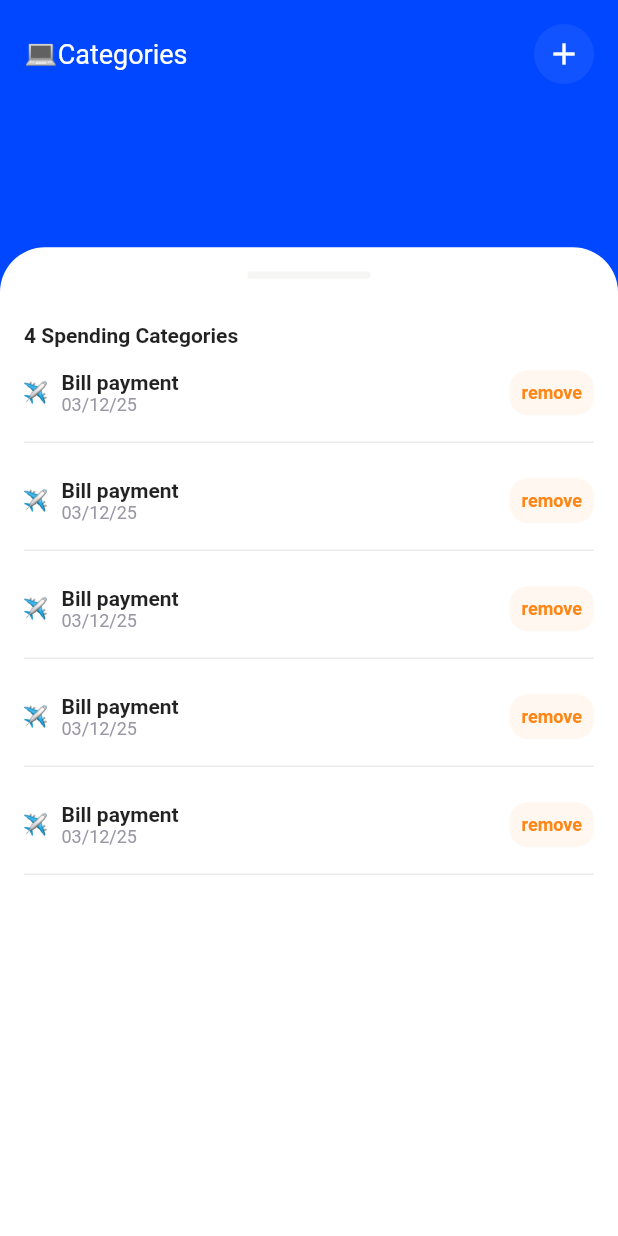
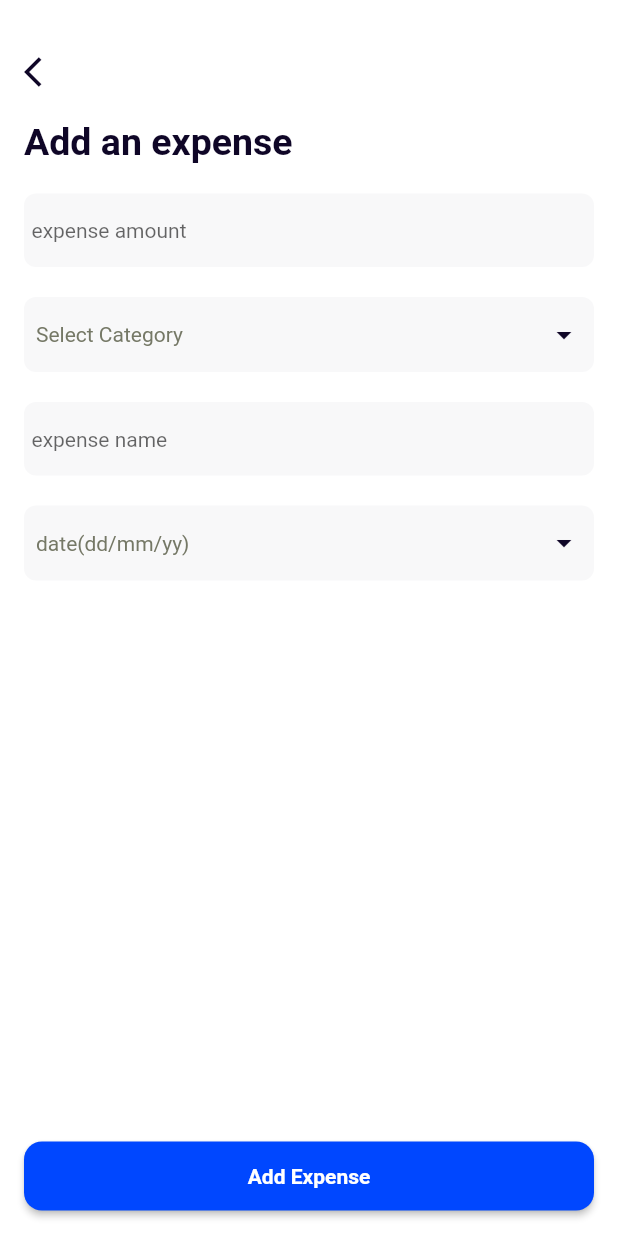
Before and after one commit to codes-untold/xafe, a Flutter app: the screen it shows after launch, on a phone screen of 412 x 824 dp. Run offline on Flutter 3.47's test engine with Material 2 defaults, Android fonts, the phone set to English and light mode, and no system bars.

Commit message:
ui/add_expense

```diff
--- a/lib/main.dart
+++ b/lib/main.dart
@@ -1,6 +1,7 @@
 import 'package:flutter/material.dart';
 import 'package:provider/provider.dart';
 import 'package:xafe/constants/app_constants.dart';
+import 'package:xafe/views/screens/add_expense.dart';
 import 'package:xafe/views/screens/category_screen.dart';
 import 'package:xafe/views/screens/expense_history.dart';
 import 'package:xafe/views/screens/home_screen.dart';
@@ -12,6 +13,6 @@ import 'package:xafe/views/screens/splash_screen.dart';
 void main() {
   runApp(MultiProvider(
     providers: allProviders,
-    child: const MaterialApp(home: CategoryScreen()),
+    child: const MaterialApp(home: AddExpense()),
   ));
 }
--- /dev/null
+++ b/lib/views/screens/add_expense.dart
@@ -0,0 +1,63 @@
+import 'package:flutter/material.dart';
+import 'package:xafe/views/widgets/custom_button.dart';
+import 'package:xafe/views/widgets/custom_text.dart';
+import 'package:xafe/views/widgets/custom_textfield.dart';
+import 'package:xafe/views/widgets/option_tab.dart';
+
+import '../../constants/app_constants.dart';
+
+class AddExpense extends StatelessWidget {
+  const AddExpense({Key? key}) : super(key: key);
+
+  @override
+  Widget build(BuildContext context) {
+    return Scaffold(
+      backgroundColor: appWhite,
+      body: SafeArea(
+          child: Padding(
+        padding: const EdgeInsets.all(16.0),
+        child: Column(
+          children: [
+            Expanded(
+              child: Column(
+                crossAxisAlignment: CrossAxisAlignment.start,
+                children: [
+                  const SizedBox(
+                    height: 20,
+                  ),
+                  const Icon(
+                    Icons.arrow_back_ios,
+                    color: appBlack,
+                  ),
+                  const SizedBox(
+                    height: 20,
+                  ),
+                  CustomText.bold("Add an expense", fontSize: 25),
+                  const SizedBox(
+                    height: 20,
+                  ),
+                  const CustomTextField(hintText: "expense amount"),
+                  const SizedBox(
+                    height: 20,
+                  ),
+                  const OptionTab("Select Category"),
+                  const SizedBox(
+                    height: 20,
+                  ),
+                  const CustomTextField(hintText: "expense name"),
+                  const SizedBox(
+                    height: 20,
+                  ),
+                  const OptionTab("date(dd/mm/yy)"),
+                ],
+              ),
+            ),
+            CustomButton(
+                CustomText.bold("Add Expense", color: appWhite, fontSize: 14),
+                () {})
+          ],
+        ),
+      )),
+    );
+  }
+}
--- a/lib/views/screens/sign_in.dart
+++ b/lib/views/screens/sign_in.dart
@@ -11,6 +11,7 @@ class SignInScreen extends StatelessWidget {
   @override
   Widget build(BuildContext context) {
     return Scaffold(
+      backgroundColor: appWhite,
       body: SafeArea(
           child: Padding(
         padding: const EdgeInsets.all(16.0),
--- a/lib/views/screens/sign_up.dart
+++ b/lib/views/screens/sign_up.dart
@@ -19,6 +19,7 @@ class _SignUpScreenState extends State<SignUpScreen> {
   Widget build(BuildContext context) {
     return Consumer<AuthViewModel>(builder: ((context, authViewModel, _) {
       return Scaffold(
+        backgroundColor: appWhite,
         body: SafeArea(
             child: Padding(
           padding: const EdgeInsets.all(16.0),
--- a/lib/views/widgets/custom_textfield.dart
+++ b/lib/views/widgets/custom_textfield.dart
@@ -21,7 +21,7 @@ class CustomTextField extends StatelessWidget {
       decoration: InputDecoration(
           border: OutlineInputBorder(
             borderSide: BorderSide.none,
-            borderRadius: BorderRadius.circular(15.0),
+            borderRadius: BorderRadius.circular(8.0),
           ),
           hintStyle: const TextStyle(fontSize: 14),
           filled: true,
--- /dev/null
+++ b/lib/views/widgets/option_tab.dart
@@ -0,0 +1,35 @@
+import 'package:flutter/material.dart';
+import 'package:xafe/views/widgets/custom_text.dart';
+
+import '../../constants/app_constants.dart';
+
+class OptionTab extends StatelessWidget {
+  const OptionTab(this.text, {Key? key, this.hasSuffix = true})
+      : super(key: key);
+
+  final String text;
+  final bool hasSuffix;
+
+  @override
+  Widget build(BuildContext context) {
+    return Container(
+      height: 50,
+      width: double.infinity,
+      padding: const EdgeInsets.all(8),
+      decoration: BoxDecoration(
+          borderRadius: BorderRadius.circular(8), color: offWhite),
+      child: Row(
+        mainAxisAlignment: MainAxisAlignment.spaceBetween,
+        children: [
+          CustomText.regular(text, color: altGrey),
+          hasSuffix
+              ? const Icon(
+                  Icons.arrow_drop_down,
+                  color: appBlack,
+                )
+              : const SizedBox.shrink()
+        ],
+      ),
+    );
+  }
+}
```
